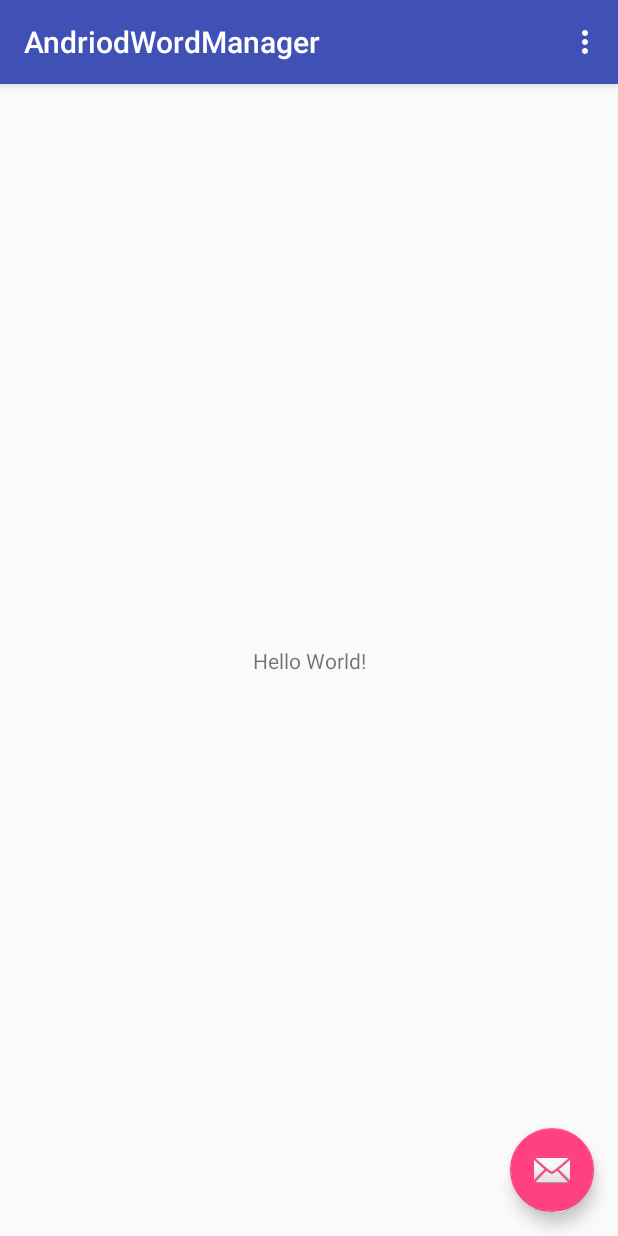
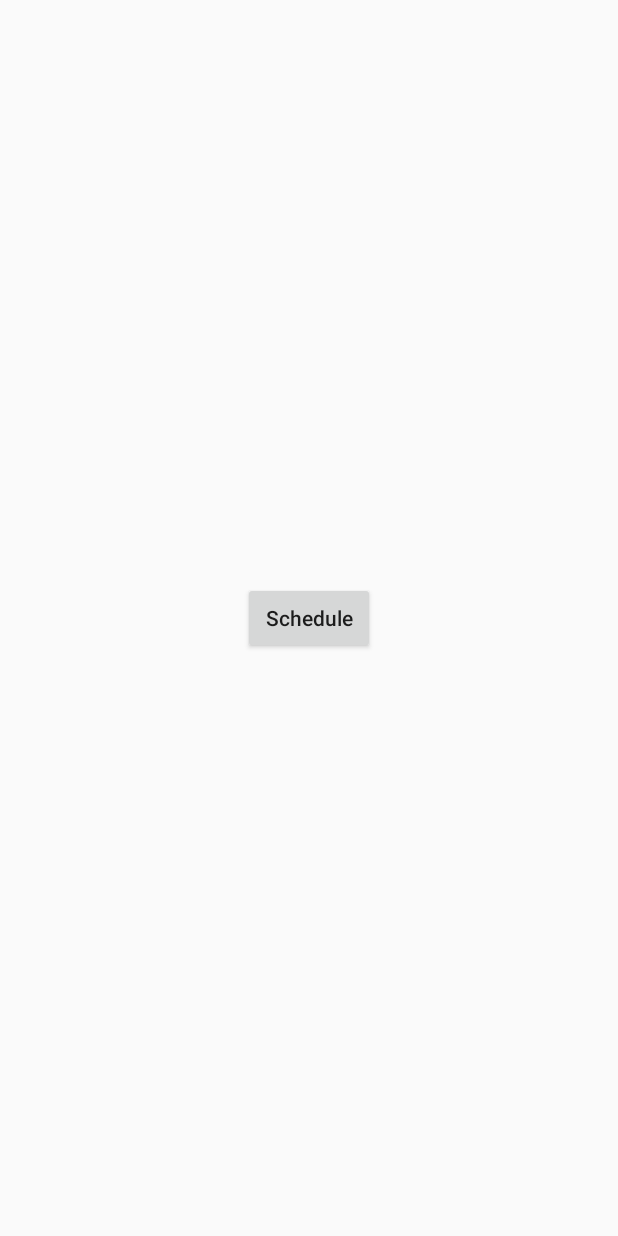
Before and after one commit to MuthuHere/AndroidWorkManager, an Android app: the screen it shows after launch (MainActivity), on a phone screen of 412 x 824 dp. Run offline under Robolectric (Android 15) with nearby library versions, the phone set to English and light mode, and no system bars; 1 statement that could not run was skipped.

```diff
--- a/app/src/main/java/com/muthu/andriodwordmanager/MainActivity.java
+++ b/app/src/main/java/com/muthu/andriodwordmanager/MainActivity.java
@@ -1,15 +1,17 @@
 package com.muthu.andriodwordmanager;
 
+import android.arch.lifecycle.Observer;
 import android.os.Bundle;
-import android.view.Menu;
-import android.view.MenuItem;
+import android.support.annotation.Nullable;
+import android.support.v7.app.AppCompatActivity;
 import android.view.View;
+import android.widget.Button;
+import android.widget.TextView;
 
-import androidx.appcompat.app.AppCompatActivity;
-import androidx.appcompat.widget.Toolbar;
+import androidx.work.OneTimeWorkRequest;
+import androidx.work.WorkInfo;
+import androidx.work.WorkManager;
 
-import com.google.android.material.floatingactionbutton.FloatingActionButton;
-import com.google.android.material.snackbar.Snackbar;
 
 public class MainActivity extends AppCompatActivity {
 
@@ -18,38 +20,29 @@ public class MainActivity extends AppCompatActivity {
         super.onCreate(savedInstanceState);
         setContentView(R.layout.activity_main);
 
-        Toolbar toolbar = (Toolbar) findViewById(R.id.toolbar);
-        setSupportActionBar(toolbar);
 
-        FloatingActionButton fab = (FloatingActionButton) findViewById(R.id.fab);
-        fab.setOnClickListener(new View.OnClickListener() {
+        Button btnScheduler = findViewById(R.id.btnScheduler);
+        final TextView tvStatus = findViewById(R.id.tvStatus);
+
+
+        final OneTimeWorkRequest oneTimeWorkRequest = new OneTimeWorkRequest.Builder(MyWorker.class).build();
+
+        btnScheduler.setOnClickListener(new View.OnClickListener() {
             @Override
-            public void onClick(View view) {
-                Snackbar.make(view, "Replace with your own action", Snackbar.LENGTH_LONG)
-                        .setAction("Action", null).show();
+            public void onClick(View v) {
+                WorkManager.getInstance().enqueue(oneTimeWorkRequest);
             }
         });
+
+        WorkManager.getInstance().getWorkInfoByIdLiveData(oneTimeWorkRequest.getId()).observe(this, new Observer<WorkInfo>() {
+            @Override
+            public void onChanged(@Nullable WorkInfo workInfo) {
+                String status = workInfo.getState().name();
+                tvStatus.append(status + "\n");
+            }
+        });
+
     }
 
-    @Override
-    public boolean onCreateOptionsMenu(Menu menu) {
-        // Inflate the menu; this adds items to the action bar if it is present.
-        getMenuInflater().inflate(R.menu.menu_main, menu);
-        return true;
-    }
 
-    @Override
-    public boolean onOptionsItemSelected(MenuItem item) {
-        // Handle action bar item clicks here. The action bar will
-        // automatically handle clicks on the Home/Up button, so long
-        // as you specify a parent activity in AndroidManifest.xml.
-        int id = item.getItemId();
-
-        //noinspection SimplifiableIfStatement
-        if (id == R.id.action_settings) {
-            return true;
-        }
-
-        return super.onOptionsItemSelected(item);
-    }
 }
--- a/app/src/main/res/layout/activity_main.xml
+++ b/app/src/main/res/layout/activity_main.xml
@@ -1,33 +1,21 @@
 <?xml version="1.0" encoding="utf-8"?>
-<androidx.coordinatorlayout.widget.CoordinatorLayout xmlns:android="http://schemas.android.com/apk/res/android"
-    xmlns:app="http://schemas.android.com/apk/res-auto"
-    xmlns:tools="http://schemas.android.com/tools"
+<RelativeLayout xmlns:android="http://schemas.android.com/apk/res/android"
     android:layout_width="match_parent"
-    android:layout_height="match_parent"
-    tools:context=".MainActivity">
+    android:layout_height="match_parent">
 
-    <com.google.android.material.appbar.AppBarLayout
+    <Button
+        android:id="@+id/btnScheduler"
+        android:layout_width="wrap_content"
+        android:layout_height="wrap_content"
+        android:text="Schedule"
+        android:textAllCaps="false"
+        android:layout_centerHorizontal="true"
+        android:layout_centerVertical="true"/>
+
+
+    <TextView
+        android:id="@+id/tvStatus"
         android:layout_width="match_parent"
         android:layout_height="wrap_content"
-        android:theme="@style/AppTheme.AppBarOverlay">
-
-        <androidx.appcompat.widget.Toolbar
-            android:id="@+id/toolbar"
-            android:layout_width="match_parent"
-            android:layout_height="?attr/actionBarSize"
-            android:background="?attr/colorPrimary"
-            app:popupTheme="@style/AppTheme.PopupOverlay" />
-
-    </com.google.android.material.appbar.AppBarLayout>
-
-    <include layout="@layout/content_main" />
-
-    <com.google.android.material.floatingactionbutton.FloatingActionButton
-        android:id="@+id/fab"
-        android:layout_width="wrap_content"
-        android:layout_height="wrap_content"
-        android:layout_gravity="bottom|end"
-        android:layout_margin="@dimen/fab_margin"
-        app:srcCompat="@android:drawable/ic_dialog_email" />
-
-</androidx.coordinatorlayout.widget.CoordinatorLayout>
+        android:layout_alignParentBottom="true"/>
+</RelativeLayout>
--- a/app/src/main/res/layout/content_main.xml
+++ b/app/src/main/res/layout/content_main.xml
@@ -1,20 +1,18 @@
 <?xml version="1.0" encoding="utf-8"?>
-<androidx.constraintlayout.widget.ConstraintLayout xmlns:android="http://schemas.android.com/apk/res/android"
+<RelativeLayout xmlns:android="http://schemas.android.com/apk/res/android"
     xmlns:app="http://schemas.android.com/apk/res-auto"
     xmlns:tools="http://schemas.android.com/tools"
     android:layout_width="match_parent"
     android:layout_height="match_parent"
-    app:layout_behavior="@string/appbar_scrolling_view_behavior"
     tools:context=".MainActivity"
     tools:showIn="@layout/activity_main">
 
-    <TextView
+
+    <Button
+        android:id="@+id/button"
         android:layout_width="wrap_content"
         android:layout_height="wrap_content"
-        android:text="Hello World!"
-        app:layout_constraintBottom_toBottomOf="parent"
-        app:layout_constraintLeft_toLeftOf="parent"
-        app:layout_constraintRight_toRightOf="parent"
-        app:layout_constraintTop_toTopOf="parent" />
+        android:text="Button"
+        />
 
-</androidx.constraintlayout.widget.ConstraintLayout>
+</RelativeLayout>
--- a/gradle.properties
+++ b/gradle.properties
@@ -6,8 +6,8 @@
 # http://www.gradle.org/docs/current/userguide/build_environment.html
 # Specifies the JVM arguments used for the daemon process.
 # The setting is particularly useful for tweaking memory settings.
-android.enableJetifier=true
-android.useAndroidX=true
+android.enableJetifier=false
+android.useAndroidX=false
 org.gradle.jvmargs=-Xmx1536m
 # When configured, Gradle will run in incubating parallel mode.
 # This option should only be used with decoupled projects. More details, visit
```
Also changed, not shown: app/build.gradle (+6 -8 lines), app/src/main/java/com/muthu/andriodwordmanager/MyWorker.java (+23 -16 lines).
